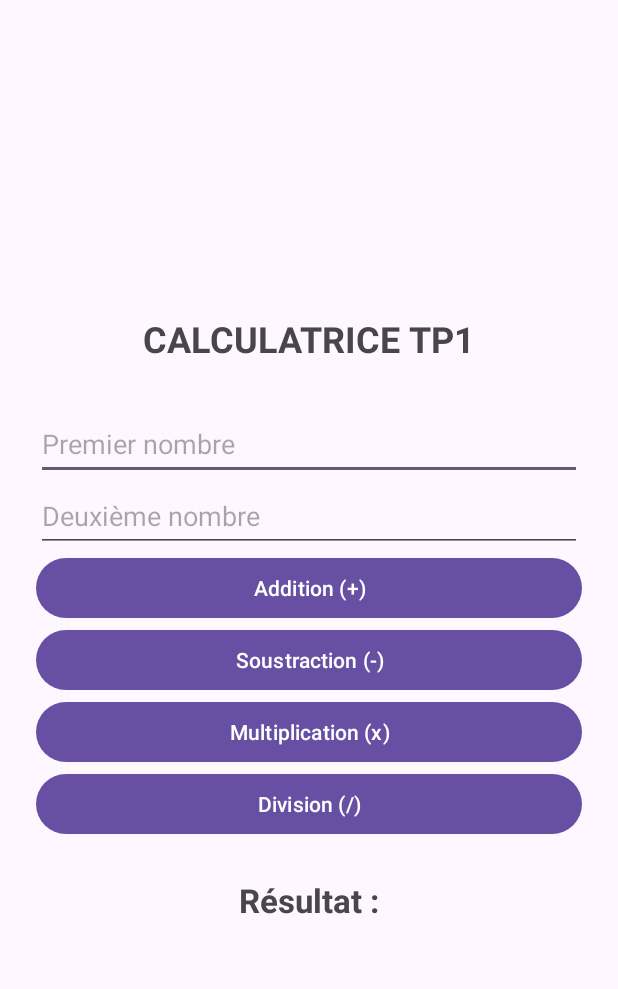
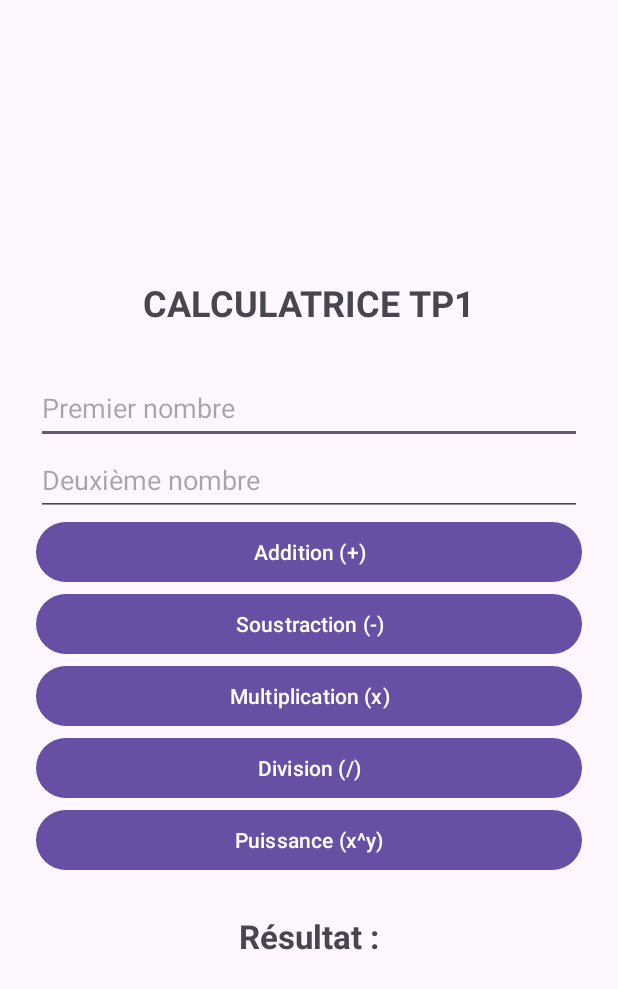
Before and after one commit to benfaaxelsylla3-wq/CalculatriceTP1, an Android app: the screen it shows after launch (MainActivity), on a phone screen of 412 x 824 dp. Shown: the top 989 px of the screen. Run offline under Robolectric (Android 15) with nearby library versions, the phone set to English and light mode, and no system bars.

Commit message:
Ajout de la fonction puissance dans la calculatrice

```diff
--- a/app/src/main/java/com/example/calculatricetp1/MainActivity.kt
+++ b/app/src/main/java/com/example/calculatricetp1/MainActivity.kt
@@ -22,6 +22,7 @@ class MainActivity : AppCompatActivity() {
         val soustraction = findViewById<Button>(R.id.btnSoustraction)
         val multiplication = findViewById<Button>(R.id.btnMultiplication)
         val division = findViewById<Button>(R.id.btnDivision)
+        val puissance = findViewById<Button>(R.id.btnPuissance)
 
         // Fonction de calcul
         fun calculer(operation: String) {
@@ -51,6 +52,7 @@ class MainActivity : AppCompatActivity() {
                 "-" -> a - b
                 "*" -> a * b
                 "/" -> a / b
+                "^" -> Math.pow(a, b)
                 else -> return
             }
 
@@ -73,5 +75,9 @@ class MainActivity : AppCompatActivity() {
         division.setOnClickListener {
             calculer("/")
         }
+
+        puissance.setOnClickListener {
+            calculer("^")
+        }
     }
 }
--- a/app/src/main/res/layout/activity_main.xml
+++ b/app/src/main/res/layout/activity_main.xml
@@ -55,6 +55,11 @@
         android:layout_width="match_parent"
         android:layout_height="wrap_content"
         android:text="Division (/)"/>
+    <Button
+        android:id="@+id/btnPuissance"
+        android:layout_width="match_parent"
+        android:layout_height="wrap_content"
+        android:text="Puissance (x^y)" />
 
     <TextView
         android:id="@+id/txtResultat"
```
